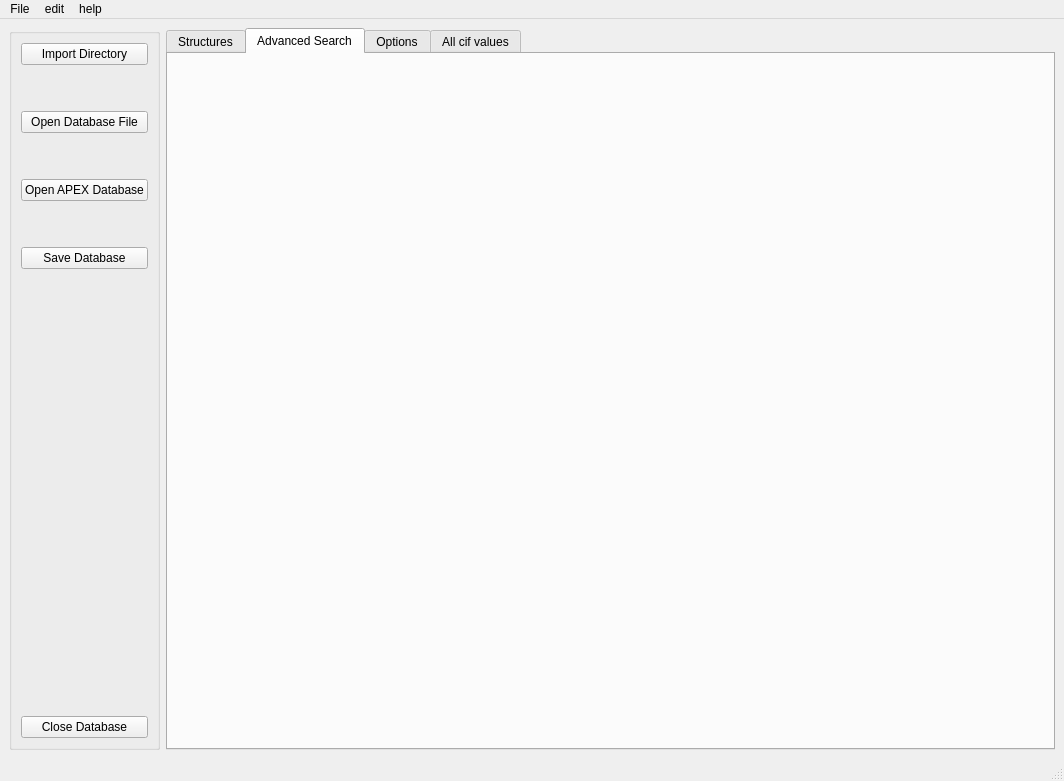
This is stdb_main.ui in dkratzert/StructureFinder as Qt 5 draws it before an edit. The edited form follows.
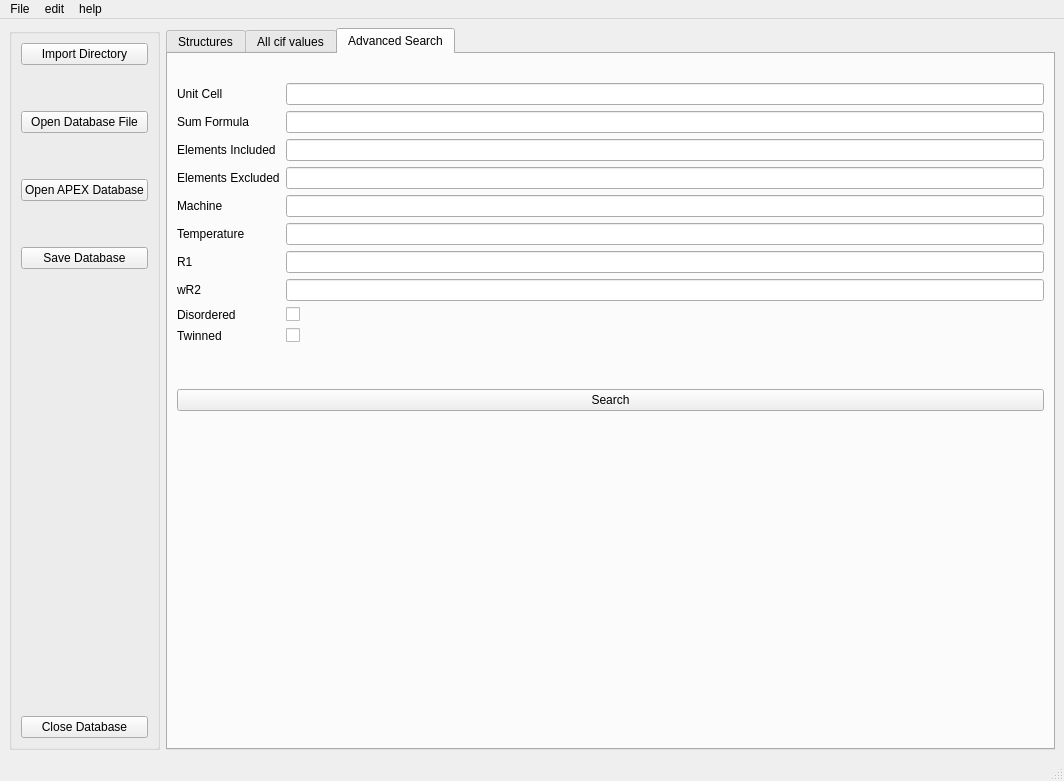
This is the edited form. The open tabs and pages were chosen to show the change.

Commit message: start of advanced search

What changed in the file:
```diff
--- a/stdb_main.ui
+++ b/stdb_main.ui
@@ -1000,49 +1000,6 @@
         </item>
        </layout>
       </widget>
-      <widget class="QWidget" name="searchtab">
-       <attribute name="title">
-        <string>Advanced Search</string>
-       </attribute>
-      </widget>
-      <widget class="QWidget" name="optiontab">
-       <attribute name="title">
-        <string>Options</string>
-       </attribute>
-       <layout class="QGridLayout" name="gridLayout_4">
-        <item row="0" column="0">
-         <layout class="QHBoxLayout" name="horizontalLayout">
-          <item>
-           <widget class="QGroupBox" name="groupBox_3">
-            <property name="title">
-             <string>GroupBox</string>
-            </property>
-            <layout class="QVBoxLayout" name="verticalLayout_3">
-             <item>
-              <layout class="QVBoxLayout" name="verticalLayout_2"/>
-             </item>
-            </layout>
-           </widget>
-          </item>
-          <item>
-           <widget class="QGroupBox" name="groupBox_2">
-            <property name="title">
-             <string>GroupBox</string>
-            </property>
-            <layout class="QVBoxLayout" name="verticalLayout_5">
-             <item>
-              <layout class="QVBoxLayout" name="verticalLayout_4"/>
-             </item>
-            </layout>
-           </widget>
-          </item>
-          <item>
-           <layout class="QVBoxLayout" name="verticalLayout"/>
-          </item>
-         </layout>
-        </item>
-       </layout>
-      </widget>
       <widget class="QWidget" name="allEntrysTab">
        <attribute name="title">
         <string>All cif values</string>
@@ -1068,6 +1025,185 @@
         </item>
        </layout>
       </widget>
+      <widget class="QWidget" name="searchtab">
+       <attribute name="title">
+        <string>Advanced Search</string>
+       </attribute>
+       <layout class="QHBoxLayout" name="horizontalLayout">
+        <item>
+         <layout class="QVBoxLayout" name="verticalLayout">
+          <item>
+           <widget class="QLabel" name="label_2">
+            <property name="sizePolicy">
+             <sizepolicy hsizetype="Preferred" vsizetype="Minimum">
+              <horstretch>0</horstretch>
+              <verstretch>0</verstretch>
+             </sizepolicy>
+            </property>
+            <property name="text">
+             <string/>
+            </property>
+           </widget>
+          </item>
+          <item>
+           <layout class="QFormLayout" name="formLayout_4">
+            <item row="0" column="0">
+             <widget class="QLabel" name="unitCellLabel">
+              <property name="text">
+               <string>Unit Cell</string>
+              </property>
+             </widget>
+            </item>
+            <item row="0" column="1">
+             <widget class="QLineEdit" name="unitCellLineEdit">
+              <property name="sizePolicy">
+               <sizepolicy hsizetype="Preferred" vsizetype="Fixed">
+                <horstretch>0</horstretch>
+                <verstretch>0</verstretch>
+               </sizepolicy>
+              </property>
+             </widget>
+            </item>
+            <item row="1" column="0">
+             <widget class="QLabel" name="sumFormulaLabel">
+              <property name="text">
+               <string>Sum Formula</string>
+              </property>
+             </widget>
+            </item>
+            <item row="1" column="1">
+             <widget class="QLineEdit" name="sumFormulaLineEdit"/>
+            </item>
+            <item row="2" column="0">
+             <widget class="QLabel" name="elementsIncludedLabel">
+              <property name="text">
+               <string>Elements Included</string>
+              </property>
+             </widget>
+            </item>
+            <item row="2" column="1">
+             <widget class="QLineEdit" name="elementsIncludedLineEdit"/>
+            </item>
+            <item row="3" column="0">
+             <widget class="QLabel" name="elementsExcludedLabel">
+              <property name="text">
+               <string>Elements Excluded</string>
+              </property>
+             </widget>
+            </item>
+            <item row="3" column="1">
+             <widget class="QLineEdit" name="elementsExcludedLineEdit"/>
+            </item>
+            <item row="4" column="0">
+             <widget class="QLabel" name="machineLabel">
+              <property name="text">
+               <string>Machine</string>
+              </property>
+             </widget>
+            </item>
+            <item row="4" column="1">
+             <widget class="QLineEdit" name="machineLineEdit"/>
+            </item>
+            <item row="5" column="0">
+             <widget class="QLabel" name="temperatureLabel_2">
+              <property name="text">
+               <string>Temperature</string>
+              </property>
+             </widget>
+            </item>
+            <item row="5" column="1">
+             <widget class="QLineEdit" name="temperatureLineEdit_2"/>
+            </item>
+            <item row="6" column="0">
+             <widget class="QLabel" name="r1Label_2">
+              <property name="text">
+               <string>R1</string>
+              </property>
+             </widget>
+            </item>
+            <item row="6" column="1">
+             <widget class="QLineEdit" name="r1LineEdit_2"/>
+            </item>
+            <item row="7" column="0">
+             <widget class="QLabel" name="wR2Label_2">
+              <property name="text">
+               <string>wR2</string>
+              </property>
+             </widget>
+            </item>
+            <item row="7" column="1">
+             <widget class="QLineEdit" name="wR2LineEdit_2"/>
+            </item>
+            <item row="8" column="0">
+             <widget class="QLabel" name="disorderLabel">
+              <property name="text">
+               <string>Disordered</string>
+              </property>
+             </widget>
+            </item>
+            <item row="8" column="1">
+             <widget class="QCheckBox" name="DisorderCheckBox">
+              <property name="text">
+               <string/>
+              </property>
+             </widget>
+            </item>
+            <item row="9" column="0">
+             <widget class="QLabel" name="TwinnedLabel">
+              <property name="text">
+               <string>Twinned</string>
+              </property>
+             </widget>
+            </item>
+            <item row="9" column="1">
+             <widget class="QCheckBox" name="TwinCheckBox">
+              <property name="text">
+               <string/>
+              </property>
+             </widget>
+            </item>
+           </layout>
+          </item>
+          <item>
+           <spacer name="verticalSpacer_9">
+            <property name="orientation">
+             <enum>Qt::Vertical</enum>
+            </property>
+            <property name="sizeType">
+             <enum>QSizePolicy::Preferred</enum>
+            </property>
+            <property name="sizeHint" stdset="0">
+             <size>
+              <width>20</width>
+              <height>40</height>
+             </size>
+            </property>
+           </spacer>
+          </item>
+          <item>
+           <widget class="QPushButton" name="SearchPushButton">
+            <property name="text">
+             <string>Search</string>
+            </property>
+           </widget>
+          </item>
+          <item>
+           <spacer name="verticalSpacer_8">
+            <property name="orientation">
+             <enum>Qt::Vertical</enum>
+            </property>
+            <property name="sizeHint" stdset="0">
+             <size>
+              <width>20</width>
+              <height>40</height>
+             </size>
+            </property>
+           </spacer>
+          </item>
+         </layout>
+        </item>
+       </layout>
+      </widget>
      </widget>
     </item>
    </layout>
```
The commit also changes 2 other files.
